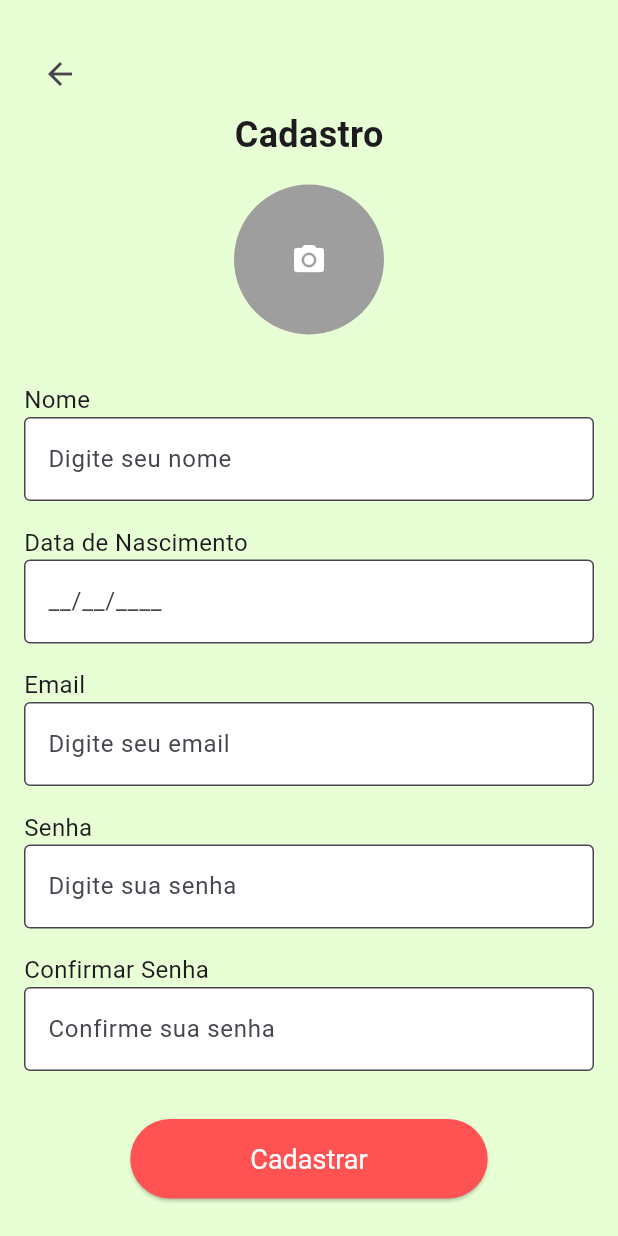
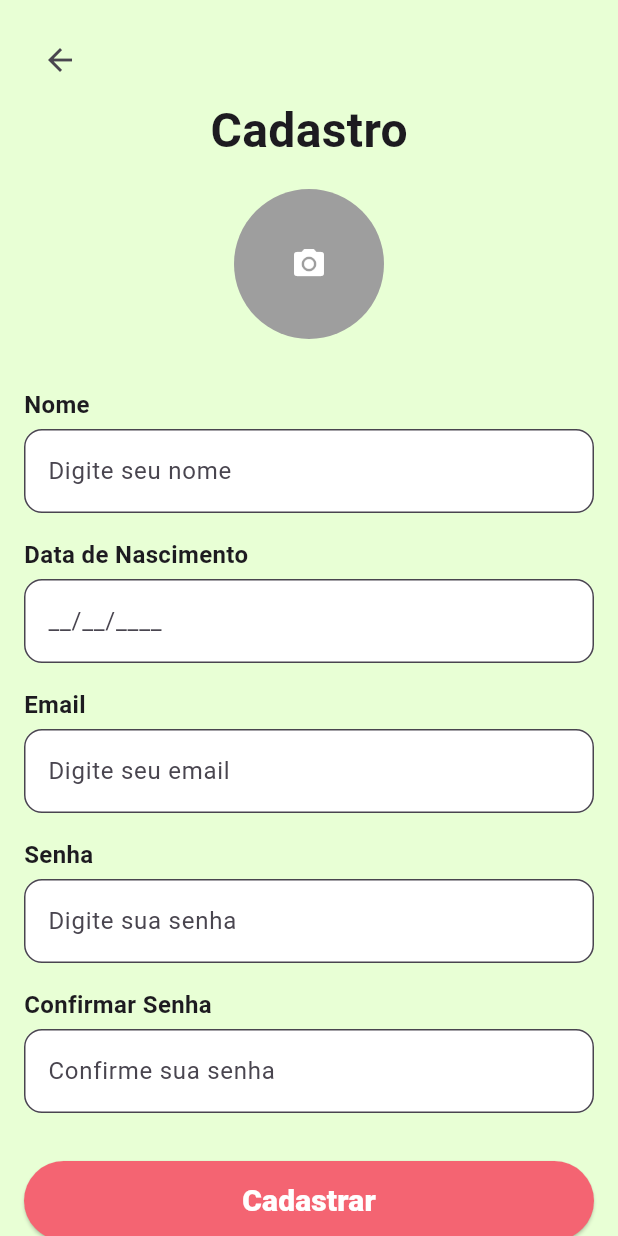
Before and after one commit to beatrizfeitosa/aplicativo-nutricao, a Flutter app: the CadastroUsuarioPage screen opened directly, on a phone screen of 412 x 824 dp. Run offline on Flutter 3.47's test engine with Material 3 defaults, Android fonts, the phone set to English and light mode, and no system bars; our stand-ins replace flutter_masked_text2, google_fonts, image_picker, shared_preferences, sqflite; accounts and stored records are empty.

Commit message:
chore: Adjusted the design of the login and user registration screens

```diff
--- a/lib/view/cadastro_usuario_page.dart
+++ b/lib/view/cadastro_usuario_page.dart
@@ -34,7 +34,8 @@ class _CadastroUsuarioPageState extends State<CadastroUsuarioPage> {
                 mainAxisAlignment: MainAxisAlignment.center,
                 children: [
                   Align(
-                    alignment: Alignment.centerLeft, // Alinha o botão à esquerda
+                    alignment:
+                        Alignment.centerLeft, // Alinha o botão à esquerda
                     child: IconButton(
                       icon: const Icon(Icons.arrow_back),
                       onPressed: () {
@@ -45,12 +46,11 @@ class _CadastroUsuarioPageState extends State<CadastroUsuarioPage> {
                   const Text(
                     "Cadastro",
                     style: TextStyle(
-                      fontSize: 24,
+                      fontSize: 32,
                       fontWeight: FontWeight.bold,
                     ),
                   ),
                   const SizedBox(height: 16),
-
                   GestureDetector(
                     onTap: _selectImage,
                     child: _imagePath != null
@@ -65,19 +65,24 @@ class _CadastroUsuarioPageState extends State<CadastroUsuarioPage> {
                           ),
                   ),
                   const SizedBox(height: 32),
-
                   const Align(
                     alignment: Alignment.centerLeft,
                     child: Text(
                       'Nome',
-                      style: TextStyle(fontSize: 16),
+                      style:
+                          TextStyle(fontSize: 16, fontWeight: FontWeight.bold),
                     ),
                   ),
+                  const SizedBox(height: 5),
                   TextFormField(
                     controller: _nomeController,
                     decoration: const InputDecoration(
                       hintText: 'Digite seu nome',
-                      border: OutlineInputBorder(),
+                      border: OutlineInputBorder(
+                          borderRadius: BorderRadius.all(Radius.circular(12))),
+                      focusedBorder: OutlineInputBorder(
+                          borderSide: BorderSide(color: Colors.black, width: 2),
+                          borderRadius: BorderRadius.all(Radius.circular(12))),
                       filled: true,
                       fillColor: Colors.white,
                     ),
@@ -90,19 +95,24 @@ class _CadastroUsuarioPageState extends State<CadastroUsuarioPage> {
                     maxLines: 1,
                   ),
                   const SizedBox(height: 16),
-
                   const Align(
                     alignment: Alignment.centerLeft,
                     child: Text(
                       'Data de Nascimento',
-                      style: TextStyle(fontSize: 16),
+                      style:
+                          TextStyle(fontSize: 16, fontWeight: FontWeight.bold),
                     ),
                   ),
+                  const SizedBox(height: 5),
                   TextFormField(
                     controller: _dataNascimentoController,
                     decoration: const InputDecoration(
                       hintText: '__/__/____',
-                      border: OutlineInputBorder(),
+                      border: OutlineInputBorder(
+                          borderRadius: BorderRadius.all(Radius.circular(12))),
+                      focusedBorder: OutlineInputBorder(
+                          borderSide: BorderSide(color: Colors.black, width: 2),
+                          borderRadius: BorderRadius.all(Radius.circular(12))),
                       filled: true,
                       fillColor: Colors.white,
                     ),
@@ -116,19 +126,24 @@ class _CadastroUsuarioPageState extends State<CadastroUsuarioPage> {
                     maxLines: 1,
                   ),
                   const SizedBox(height: 16),
-
                   const Align(
                     alignment: Alignment.centerLeft,
                     child: Text(
                       'Email',
-                      style: TextStyle(fontSize: 16),
+                      style:
+                          TextStyle(fontSize: 16, fontWeight: FontWeight.bold),
                     ),
                   ),
+                  const SizedBox(height: 5),
                   TextFormField(
                     controller: _emailController,
                     decoration: const InputDecoration(
                       hintText: 'Digite seu email',
-                      border: OutlineInputBorder(),
+                      border: OutlineInputBorder(
+                          borderRadius: BorderRadius.all(Radius.circular(12))),
+                      focusedBorder: OutlineInputBorder(
+                          borderSide: BorderSide(color: Colors.black, width: 2),
+                          borderRadius: BorderRadius.all(Radius.circular(12))),
                       filled: true,
                       fillColor: Colors.white,
                     ),
@@ -136,7 +151,8 @@ class _CadastroUsuarioPageState extends State<CadastroUsuarioPage> {
                     validator: (value) {
                       if (value == null || value.isEmpty) {
                         return 'Por favor, insira seu email';
-                      } else if (!RegExp(r'^[^@]+@[^@]+\.[^@]+').hasMatch(value)) {
+                      } else if (!RegExp(r'^[^@]+@[^@]+\.[^@]+')
+                          .hasMatch(value)) {
                         return 'Email inválido';
                       }
                       return null;
@@ -144,19 +160,24 @@ class _CadastroUsuarioPageState extends State<CadastroUsuarioPage> {
                     maxLines: 1,
                   ),
                   const SizedBox(height: 16),
-
                   const Align(
                     alignment: Alignment.centerLeft,
                     child: Text(
                       'Senha',
-                      style: TextStyle(fontSize: 16),
+                      style:
+                          TextStyle(fontSize: 16, fontWeight: FontWeight.bold),
                     ),
                   ),
+                  const SizedBox(height: 5),
                   TextFormField(
                     controller: _senhaController,
                     decoration: const InputDecoration(
                       hintText: 'Digite sua senha',
-                      border: OutlineInputBorder(),
+                      border: OutlineInputBorder(
+                          borderRadius: BorderRadius.all(Radius.circular(12))),
+                      focusedBorder: OutlineInputBorder(
+                          borderSide: BorderSide(color: Colors.black, width: 2),
+                          borderRadius: BorderRadius.all(Radius.circular(12))),
                       filled: true,
                       fillColor: Colors.white,
                     ),
@@ -170,19 +191,24 @@ class _CadastroUsuarioPageState extends State<CadastroUsuarioPage> {
                     maxLines: 1,
                   ),
                   const SizedBox(height: 16),
-
                   const Align(
                     alignment: Alignment.centerLeft,
                     child: Text(
                       'Confirmar Senha',
-                      style: TextStyle(fontSize: 16),
+                      style:
+                          TextStyle(fontSize: 16, fontWeight: FontWeight.bold),
                     ),
                   ),
+                  const SizedBox(height: 5),
                   TextFormField(
                     controller: _confirmarSenhaController,
                     decoration: const InputDecoration(
                       hintText: 'Confirme sua senha',
-                      border: OutlineInputBorder(),
+                      border: OutlineInputBorder(
+                          borderRadius: BorderRadius.all(Radius.circular(12))),
+                      focusedBorder: OutlineInputBorder(
+                          borderSide: BorderSide(color: Colors.black, width: 2),
+                          borderRadius: BorderRadius.all(Radius.circular(12))),
                       filled: true,
                       fillColor: Colors.white,
                     ),
@@ -198,26 +224,28 @@ class _CadastroUsuarioPageState extends State<CadastroUsuarioPage> {
                     maxLines: 1,
                   ),
                   const SizedBox(height: 32),
-
-                  ElevatedButton(
+                  SizedBox(
+                    width: double.maxFinite,
+                    child: ElevatedButton(
                       style: ElevatedButton.styleFrom(
-                      backgroundColor: Colors.redAccent,
+                        backgroundColor: Color(0xFFF46472),
                         foregroundColor: Colors.white,
                         padding: const EdgeInsets.symmetric(
-                          horizontal: 80, vertical: 16),
-                      textStyle: const TextStyle(fontSize: 18),
+                            horizontal: 16, vertical: 12),
                       ),
                       onPressed: () {
                         if (_formKey.currentState!.validate()) {
-                        UsuariosController().cadastrarUsuario(
+                          UsuariosController()
+                              .cadastrarUsuario(
                                 nome: _nomeController.text,
                                 dataNascimento: _dataNascimentoController.text,
                                 email: _emailController.text,
                                 senha: _senhaController.text,
                                 imagePath: _imagePath,
-                        ).then((data){});
+                              )
+                              .then((data) {});
                           _showSnackBar('Usuário cadastrado com sucesso.');
-                        Future.delayed(Duration(seconds: 2),() {
+                          Future.delayed(Duration(seconds: 2), () {
                             Navigator.pushAndRemoveUntil(
                               context,
                               MaterialPageRoute(
@@ -228,7 +256,14 @@ class _CadastroUsuarioPageState extends State<CadastroUsuarioPage> {
                           });
                         }
                       },
-                    child: const Text('Cadastrar'),
+                      child: const Text(
+                        'Cadastrar',
+                        style: TextStyle(
+                            fontSize: 20,
+                            color: Colors.white,
+                            fontWeight: FontWeight.w900),
+                      ),
+                    ),
                   ),
                 ],
               ),
@@ -240,7 +275,10 @@ class _CadastroUsuarioPageState extends State<CadastroUsuarioPage> {
   }
 
   void _showSnackBar(String message) {
-    ScaffoldMessenger.of(context).showSnackBar(SnackBar(content: Text(message), duration: Duration(seconds: 2),));
+    ScaffoldMessenger.of(context).showSnackBar(SnackBar(
+      content: Text(message),
+      duration: Duration(seconds: 2),
+    ));
   }
 
   void _selectImage() async {
```
Also changed, not shown: lib/view/login_page.dart (+44 -15 lines). Lines whose indentation alone changed are shown as unchanged.
